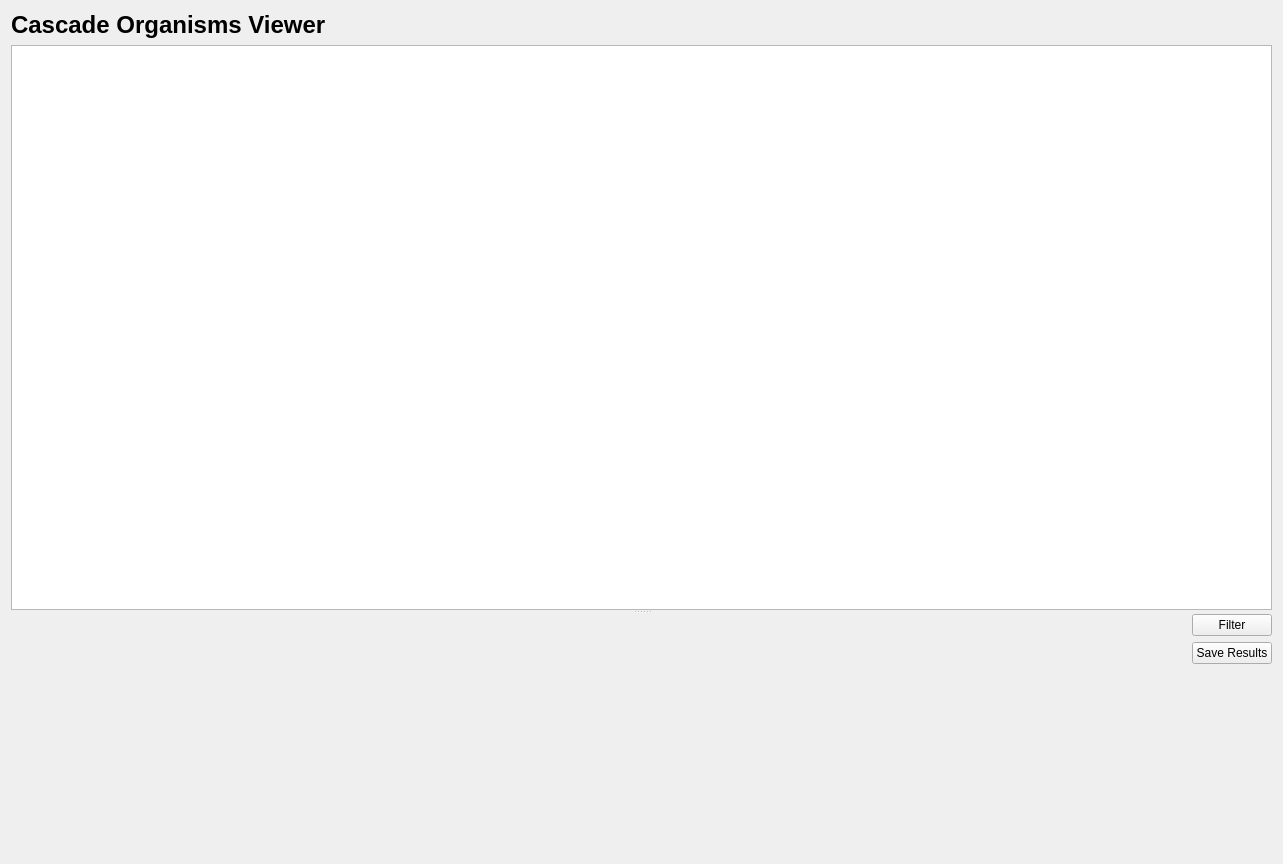
Qt form cbr/cascades/visual/CascadesViewer.ui (TUM-CBR/pymol-plugins) before a commit.
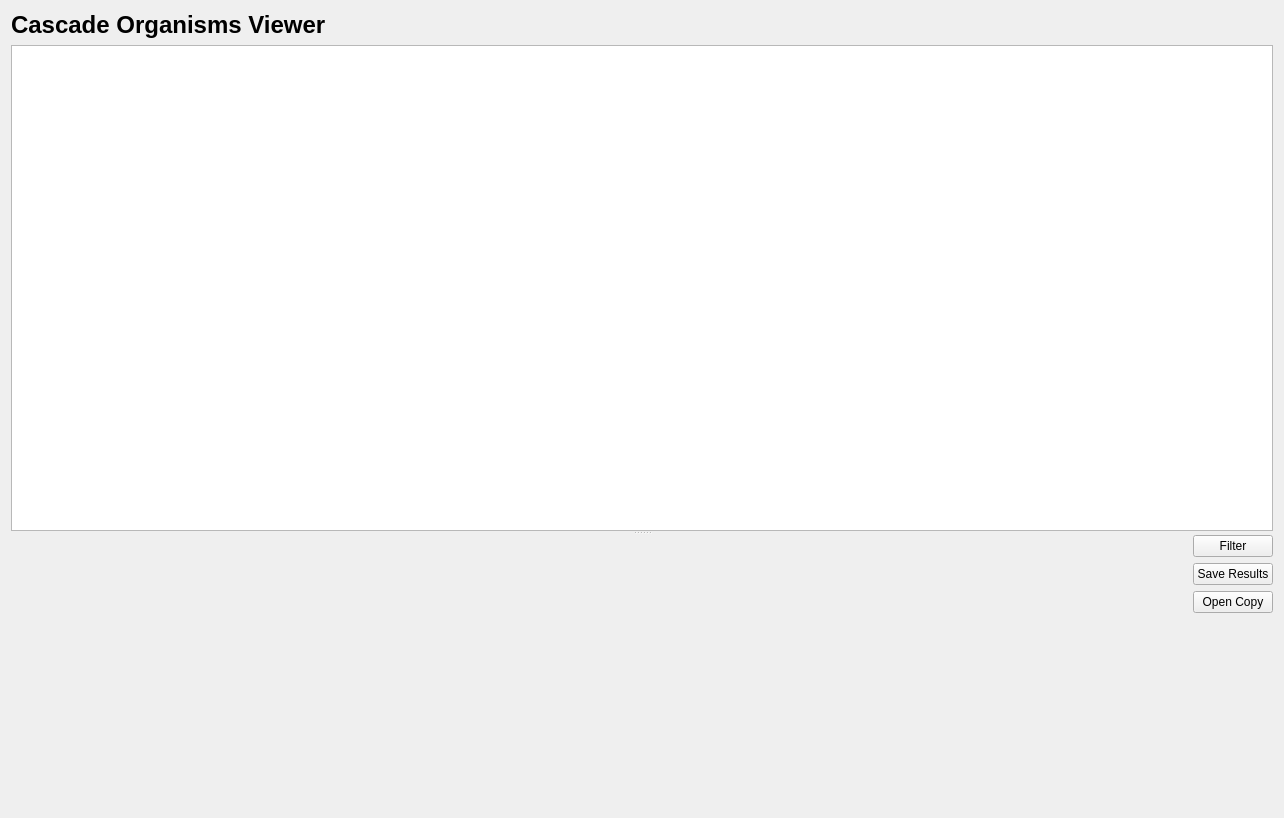
The same form after that commit.

Commit message: [Cascade BLAST] Allow opening an intermediate copy of the results.

Diff of the .ui file:
```diff
--- a/cbr/cascades/visual/CascadesViewer.ui
+++ b/cbr/cascades/visual/CascadesViewer.ui
@@ -6,8 +6,8 @@
    <rect>
     <x>0</x>
     <y>0</y>
-    <width>1283</width>
-    <height>864</height>
+    <width>1284</width>
+    <height>818</height>
    </rect>
   </property>
   <property name="windowTitle">
@@ -38,7 +38,20 @@
       </layout>
      </widget>
      <widget class="QWidget" name="layoutWidget">
-      <layout class="QGridLayout" name="gridLayout">
+      <layout class="QGridLayout" name="gridLayout" columnstretch="0,9,0">
+       <item row="0" column="0" rowspan="4">
+        <spacer name="horizontalSpacer">
+         <property name="orientation">
+          <enum>Qt::Horizontal</enum>
+         </property>
+         <property name="sizeHint" stdset="0">
+          <size>
+           <width>40</width>
+           <height>20</height>
+          </size>
+         </property>
+        </spacer>
+       </item>
        <item row="1" column="2">
         <widget class="QPushButton" name="saveResultsButton">
          <property name="maximumSize">
@@ -52,33 +65,7 @@
          </property>
         </widget>
        </item>
-       <item row="0" column="2">
-        <widget class="QPushButton" name="queryButton">
-         <property name="maximumSize">
-          <size>
-           <width>150</width>
-           <height>16777215</height>
-          </size>
-         </property>
-         <property name="text">
-          <string>Filter</string>
-         </property>
-        </widget>
-       </item>
-       <item row="2" column="2">
-        <spacer name="verticalSpacer">
-         <property name="orientation">
-          <enum>Qt::Vertical</enum>
-         </property>
-         <property name="sizeHint" stdset="0">
-          <size>
-           <width>20</width>
-           <height>40</height>
-          </size>
-         </property>
-        </spacer>
-       </item>
-       <item row="0" column="1" rowspan="3">
+       <item row="0" column="1" rowspan="4">
         <widget class="QWidget" name="progressWidget" native="true">
          <property name="sizePolicy">
           <sizepolicy hsizetype="Expanding" vsizetype="Preferred">
@@ -94,19 +81,39 @@
          </property>
         </widget>
        </item>
-       <item row="0" column="0" rowspan="3">
-        <spacer name="horizontalSpacer">
+       <item row="0" column="2">
+        <widget class="QPushButton" name="queryButton">
+         <property name="maximumSize">
+          <size>
+           <width>150</width>
+           <height>16777215</height>
+          </size>
+         </property>
+         <property name="text">
+          <string>Filter</string>
+         </property>
+        </widget>
+       </item>
+       <item row="3" column="2">
+        <spacer name="verticalSpacer">
          <property name="orientation">
-          <enum>Qt::Horizontal</enum>
+          <enum>Qt::Vertical</enum>
          </property>
          <property name="sizeHint" stdset="0">
           <size>
-           <width>40</width>
-           <height>20</height>
+           <width>20</width>
+           <height>40</height>
           </size>
          </property>
         </spacer>
        </item>
+       <item row="2" column="2">
+        <widget class="QPushButton" name="openCopyButton">
+         <property name="text">
+          <string>Open Copy</string>
+         </property>
+        </widget>
+       </item>
       </layout>
      </widget>
     </widget>
```
The commit also changes 5 other files.
